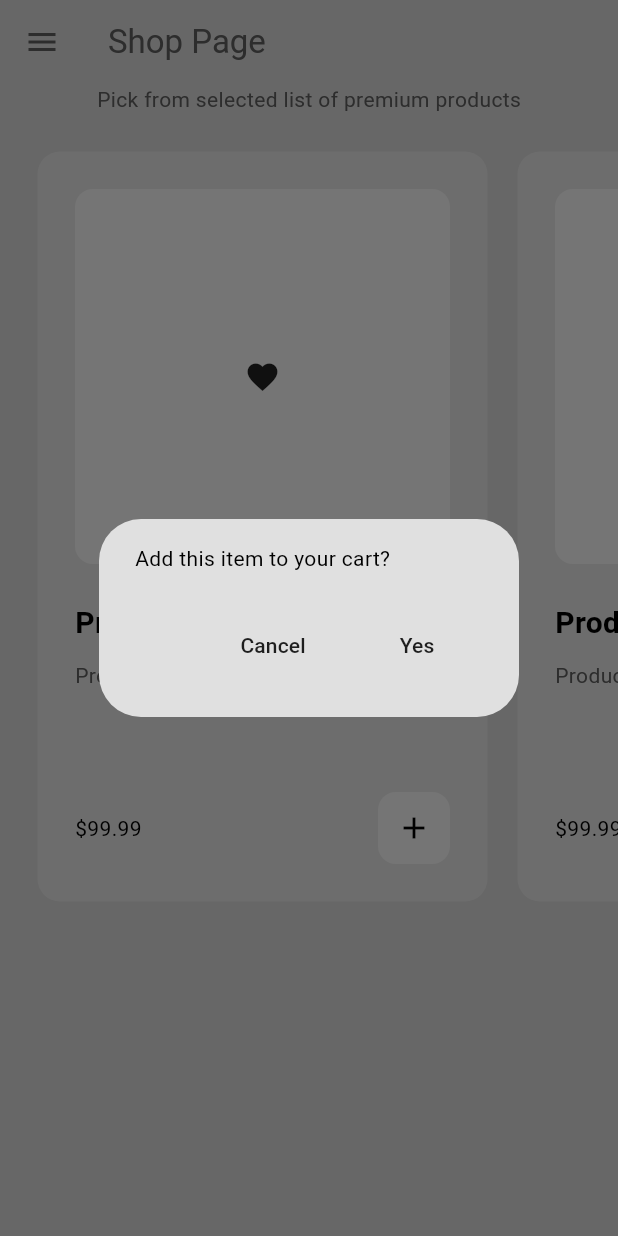
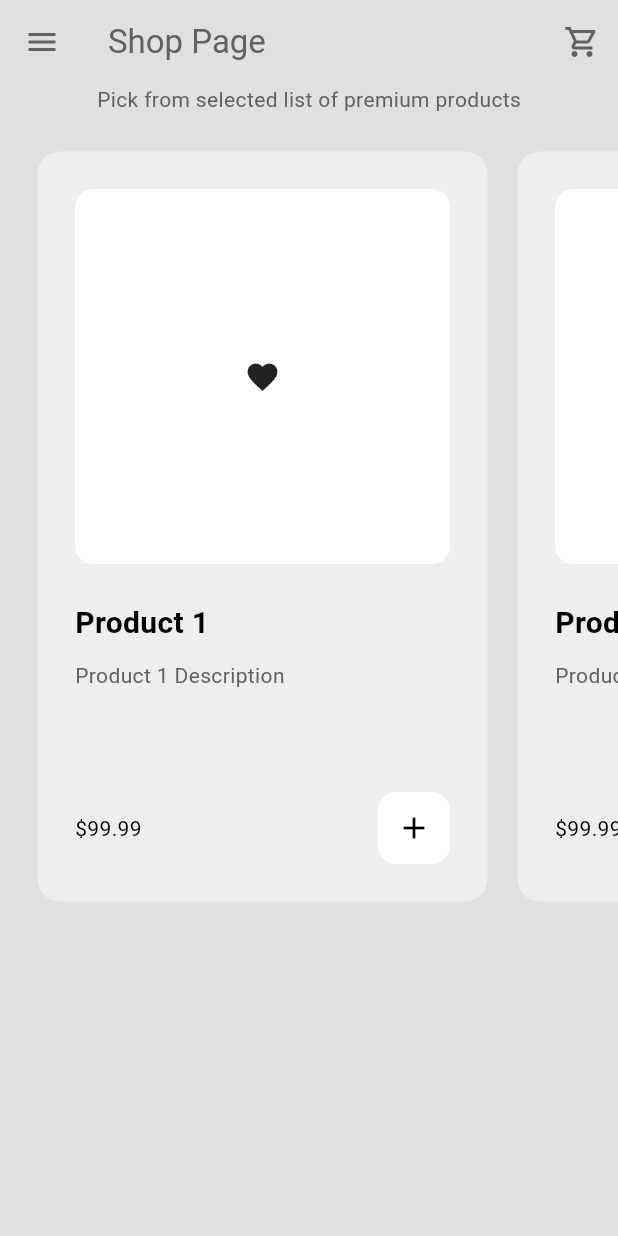
Before and after one commit to jonik2909/mini-ecommerce, a Flutter app: the ShopPage screen opened by its route, after a tap on the "add" icon, on a phone screen of 412 x 824 dp. Run offline on Flutter 3.47's test engine with Material 3 defaults, Android fonts, the phone set to English and light mode, and no system bars.

Commit message:
fix: modify cart and shop page

```diff
--- a/lib/components/my_product_tile.dart
+++ b/lib/components/my_product_tile.dart
@@ -6,32 +6,6 @@ import 'package:provider/provider.dart';
 class MyProductTile extends StatelessWidget {
   final Product product;
   const MyProductTile({super.key, required this.product});
-
-  void addToCart(BuildContext context, Product product) {
-    // show a dialog box to ask user to  confirm to add cart
-    showDialog(
-      context: context,
-      builder: (builder) => AlertDialog(
-        content: Text("Add this item to your cart?"),
-        actions: [
-          // cancel button
-          MaterialButton(
-            onPressed: () => Navigator.pop(context),
-            child: Text('Cancel'),
-          ),
-
-          // yes button
-          MaterialButton(
-            onPressed: () {
-              Navigator.pop(context);
-              context.read<Shop>().addToCart(product);
-            },
-            child: Text('Yes'),
-          ),
-        ],
-      ),
-    );
-  }
 
   @override
   Widget build(BuildContext context) {
@@ -98,7 +72,7 @@ class MyProductTile extends StatelessWidget {
                   borderRadius: BorderRadius.circular(12),
                 ),
                 child: IconButton(
-                  onPressed: () => addToCart(context, product),
+                  onPressed: () => context.read<Shop>().addToCart(product),
                   icon: Icon(Icons.add),
                 ),
               )
--- a/lib/pages/shop_page.dart
+++ b/lib/pages/shop_page.dart
@@ -17,6 +17,11 @@ class ShopPage extends StatelessWidget {
           backgroundColor: Colors.transparent,
           foregroundColor: Theme.of(context).colorScheme.inversePrimary,
           title: const Text("Shop Page"),
+          actions: [
+            IconButton(
+                onPressed: () => Navigator.pushNamed(context, "/cart_page"),
+                icon: Icon(Icons.shopping_cart_outlined))
+          ],
         ),
         drawer: const MyDrawer(),
         body: ListView(
```
Also changed, not shown: lib/pages/cart_page.dart (+9 -2 lines).
